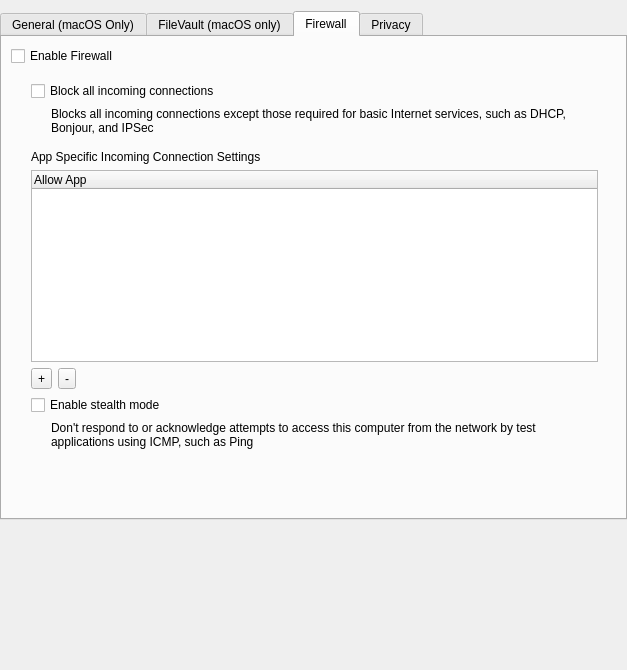
Qt form FWAdminLib/Configurator/SPForm.ui (fw-dev/translations) before a commit.
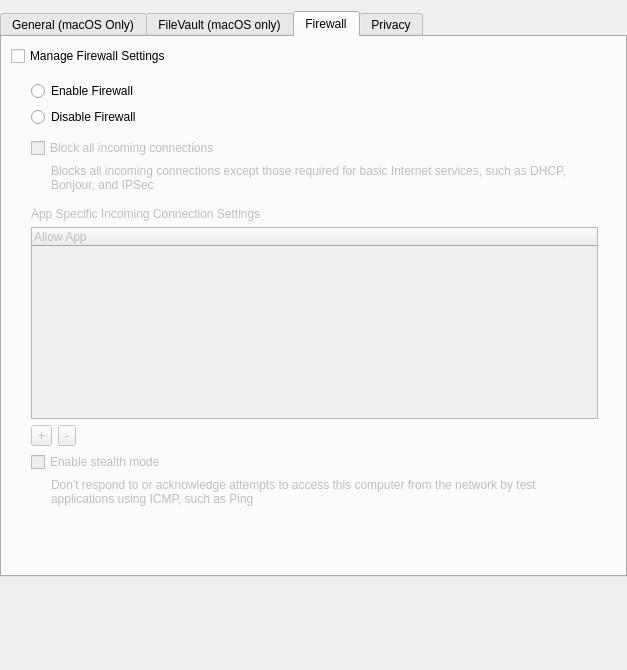
The same form after that commit. The open tabs and pages were chosen to show the change. Custom widgets are drawn as their Qt base class.

What changed in the file:
```diff
--- a/FWAdminLib/Configurator/SPForm.ui
+++ b/FWAdminLib/Configurator/SPForm.ui
@@ -294,19 +294,64 @@
       </attribute>
       <layout class="QVBoxLayout" name="verticalLayout_7">
        <item>
-        <widget class="QCheckBox" name="checkBoxEnableFirewall">
+        <widget class="QCheckBox" name="checkBoxManageFirewallSettings">
          <property name="text">
-          <string>Enable Firewall</string>
+          <string>Manage Firewall Settings</string>
          </property>
         </widget>
        </item>
        <item>
-        <widget class="QWidget" name="widgetEnableFirewall" native="true">
+        <widget class="QWidget" name="widgetManageFirewallSettings" native="true">
          <layout class="QVBoxLayout" name="verticalLayout_8">
           <property name="leftMargin">
            <number>20</number>
           </property>
           <item>
+           <widget class="QRadioButton" name="radioButtonFirewallEnabled">
+            <property name="text">
+             <string>Enable Firewall</string>
+            </property>
+           </widget>
+          </item>
+          <item>
+           <widget class="QRadioButton" name="radioButtonFirewallDisabled">
+            <property name="text">
+             <string>Disable Firewall</string>
+            </property>
+           </widget>
+          </item>
+          <item>
+           <spacer name="verticalSpacer_8">
+            <property name="orientation">
+             <enum>Qt::Vertical</enum>
+            </property>
+            <property name="sizeHint" stdset="0">
+             <size>
+              <width>20</width>
+              <height>5</height>
+             </size>
+            </property>
+           </spacer>
+          </item>
+          <item>
+           <widget class="QWidget" name="widgetEnabledFirewallSettings" native="true">
+            <property name="enabled">
+             <bool>false</bool>
+            </property>
+            <layout class="QVBoxLayout" name="verticalLayout_4">
+             <property name="leftMargin">
+              <number>0</number>
+             </property>
+             <property name="topMargin">
+              <number>0</number>
+             </property>
+             <property name="rightMargin">
+              <number>0</number>
+             </property>
+             <property name="bottomMargin">
+              <number>0</number>
+             </property>
+             <item>
            <widget class="QCheckBox" name="checkBoxBlockAllIncomingConnections">
             <property name="text">
              <string>Block all incoming connections</string>
@@ -416,6 +461,9 @@
          </layout>
         </widget>
        </item>
+         </layout>
+        </widget>
+       </item>
        <item>
         <spacer name="verticalSpacer_5">
          <property name="orientation">
@@ -436,9 +484,6 @@
        <string>Privacy</string>
       </attribute>
       <layout class="QVBoxLayout" name="verticalLayout_3">
-       <item>
-        <widget class="ItemListWidget" name="privacyControlListWidget"/>
-       </item>
        <item>
         <widget class="QCheckBox" name="diagAndUsageCb">
          <property name="text">
@@ -488,11 +533,6 @@
    <extends>QTreeWidget</extends>
    <header>FileWaveGuiLib/styledviews/styledtreeview.h</header>
   </customwidget>
-  <customwidget>
-   <class>ItemListWidget</class>
-   <extends>QListView</extends>
-   <header>FWAdminLib/Configurator/ItemListWidget.h</header>
-  </customwidget>
  </customwidgets>
  <resources/>
  <connections/>
```
Lines whose indentation alone changed are shown as unchanged.
